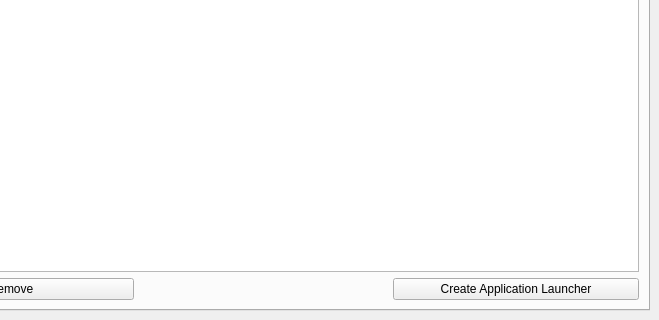
This is lib/ui/main.ui in Fisk24/Yawpm as Qt 5 draws it before an edit; both pictures show x 156 to 815 and y 261 to 581 of the 815 by 581 pixel window. The edited form follows.
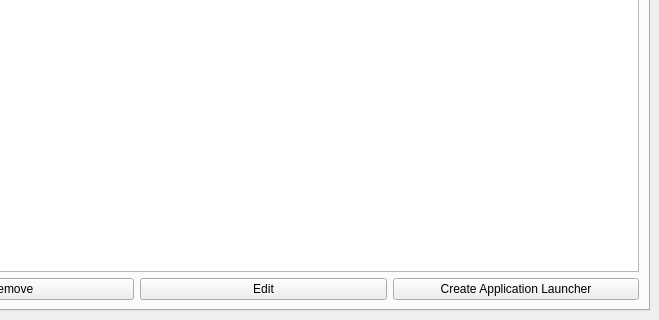
This is the edited form. The open tabs and pages were chosen to show the change. Icons and pictures are not drawn.

Commit message: Shortcut functionality is operational, still needs edit and remove functions

```diff
--- a/lib/ui/main.ui
+++ b/lib/ui/main.ui
@@ -32,7 +32,7 @@
        </attribute>
        <layout class="QGridLayout" name="gridLayout_5">
         <item row="1" column="2">
-         <widget class="QPushButton" name="pushButton_3">
+         <widget class="QPushButton" name="addShortcutPushButton">
           <property name="text">
            <string>Create Application Launcher</string>
           </property>
@@ -58,6 +58,13 @@
           </property>
          </widget>
         </item>
+        <item row="1" column="1">
+         <widget class="QPushButton" name="pushButton_3">
+          <property name="text">
+           <string>Edit</string>
+          </property>
+         </widget>
+        </item>
        </layout>
       </widget>
       <widget class="QWidget" name="prefixTab">
```
Left out of the diff: 2 changed lines with no effect on the pictures. The commit also changes 7 other files.
